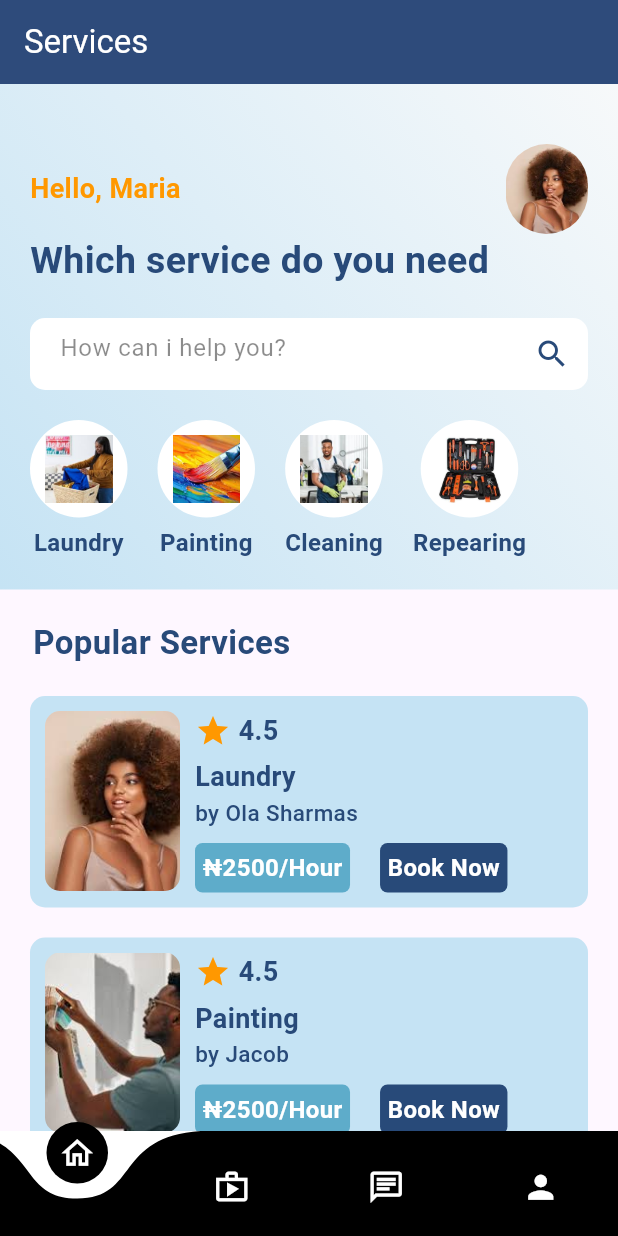
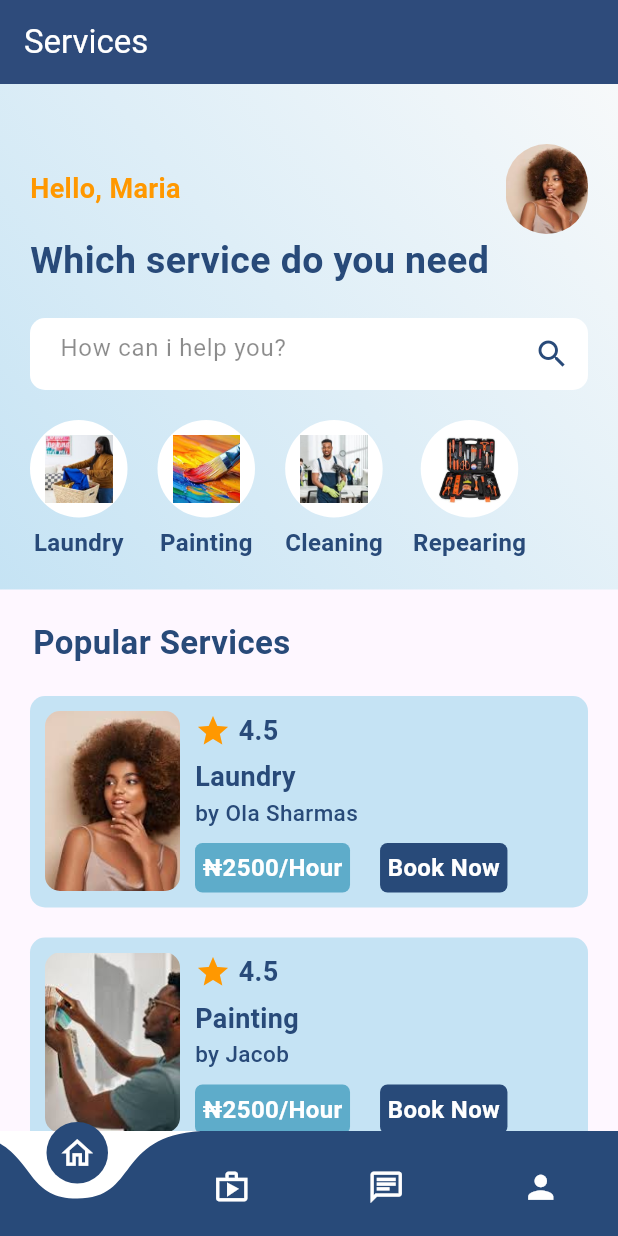
Before and after one commit to Senwin5/serviceproduction, a Flutter app: the screen it shows after launch, on a phone screen of 412 x 824 dp. Run offline on Flutter 3.47's test engine with Material 3 defaults, Android fonts, the phone set to English and light mode, and no system bars; drawn by our look-alikes of curved_navigation_bar.

Commit message:
Bottom nav created

```diff
--- a/lib/pages/bottomnamenav.dart
+++ b/lib/pages/bottomnamenav.dart
@@ -38,11 +38,11 @@ class _BottomNameNavState extends State<BottomNameNav> {
   @override
   Widget build(BuildContext context) {
     return Scaffold(
-      bottomNavigationBar: CurvedNavigationBar(
+      bottomNavigationBar:CurvedNavigationBar(
         height: 70,
         backgroundColor: Colors.white,
-        color: Colors.black,
-        animationDuration: Duration(milliseconds: 500),
+        color:Color(0xff284a79),
+        animationDuration: Duration(milliseconds: 400),
         onTap: (int index) {
           setState(() {
             currentTabIndex = index;
```
